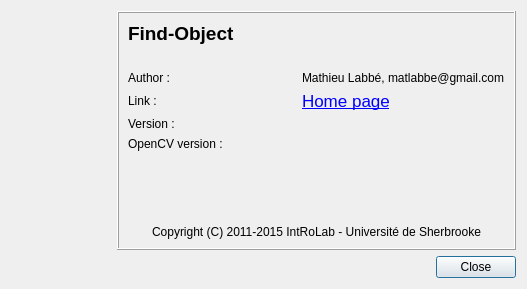
Qt form src/ui/aboutDialog.ui (introlab/find-object) before a commit.
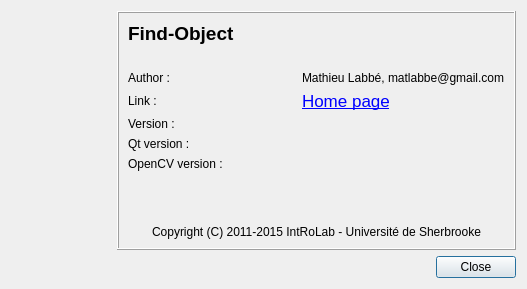
The same form after that commit. Icons and pictures are not drawn.

Commit message: Added Qt5 support ("cmake -DFINDOBJECT_QT_VERSION=5 ..")

Patch:
```diff
--- a/src/ui/aboutDialog.ui
+++ b/src/ui/aboutDialog.ui
@@ -137,14 +137,7 @@
             </property>
            </widget>
           </item>
-          <item row="7" column="0">
-           <widget class="QLabel" name="label_10">
-            <property name="text">
-             <string>OpenCV version :</string>
-            </property>
-           </widget>
-          </item>
-          <item row="7" column="1">
+          <item row="8" column="1">
            <widget class="QLabel" name="label_version_opencv">
             <property name="text">
              <string/>
@@ -154,6 +147,27 @@
             </property>
            </widget>
           </item>
+          <item row="8" column="0">
+           <widget class="QLabel" name="label_10">
+            <property name="text">
+             <string>OpenCV version :</string>
+            </property>
+           </widget>
+          </item>
+          <item row="7" column="0">
+           <widget class="QLabel" name="label_11">
+            <property name="text">
+             <string>Qt version :</string>
+            </property>
+           </widget>
+          </item>
+          <item row="7" column="1">
+           <widget class="QLabel" name="label_version_qt">
+            <property name="text">
+             <string/>
+            </property>
+           </widget>
+          </item>
          </layout>
         </item>
         <item>
```
The commit also changes 30 other files.
